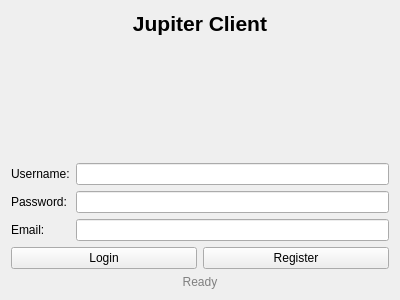
Qt form src/ui/LoginWindow.ui (piotrek-pl/JupiterClient-SAN) before a commit.
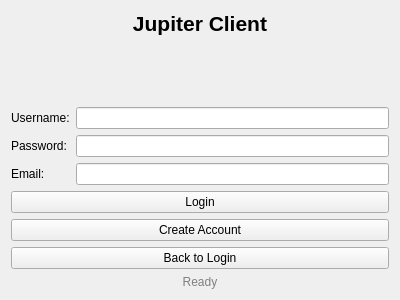
The same form after that commit.

Commit message: Back to login button added

Patch:
```diff
--- a/src/ui/LoginWindow.ui
+++ b/src/ui/LoginWindow.ui
@@ -92,8 +92,6 @@
     </layout>
    </item>
    <item>
-    <layout class="QHBoxLayout" name="horizontalLayout">
-     <item>
       <widget class="QPushButton" name="loginButton">
        <property name="text">
         <string>Login</string>
@@ -103,11 +101,16 @@
      <item>
       <widget class="QPushButton" name="registerButton">
        <property name="text">
-        <string>Register</string>
+      <string>Create Account</string>
        </property>
       </widget>
      </item>
-    </layout>
+   <item>
+    <widget class="QPushButton" name="backToLoginButton">
+     <property name="text">
+      <string>Back to Login</string>
+     </property>
+    </widget>
    </item>
    <item>
     <widget class="QLabel" name="statusLabel">
```
Lines whose indentation alone changed are shown as unchanged. The commit also changes 21 other files.
